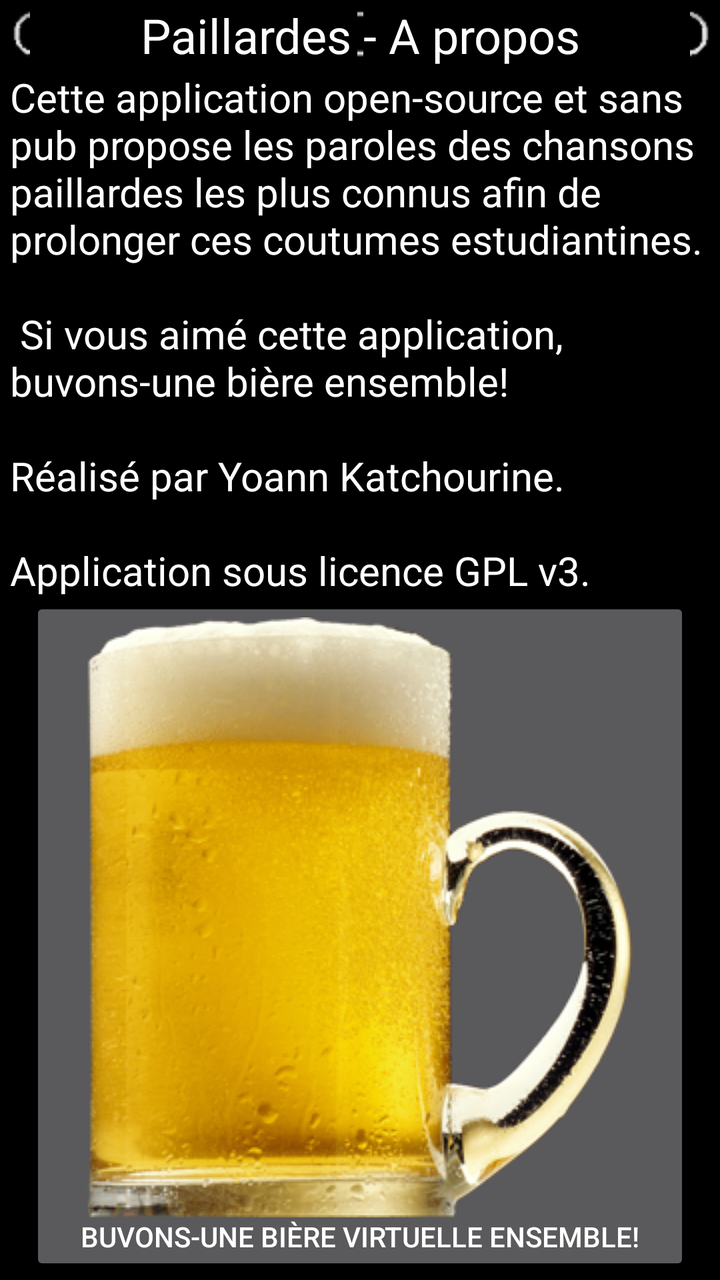
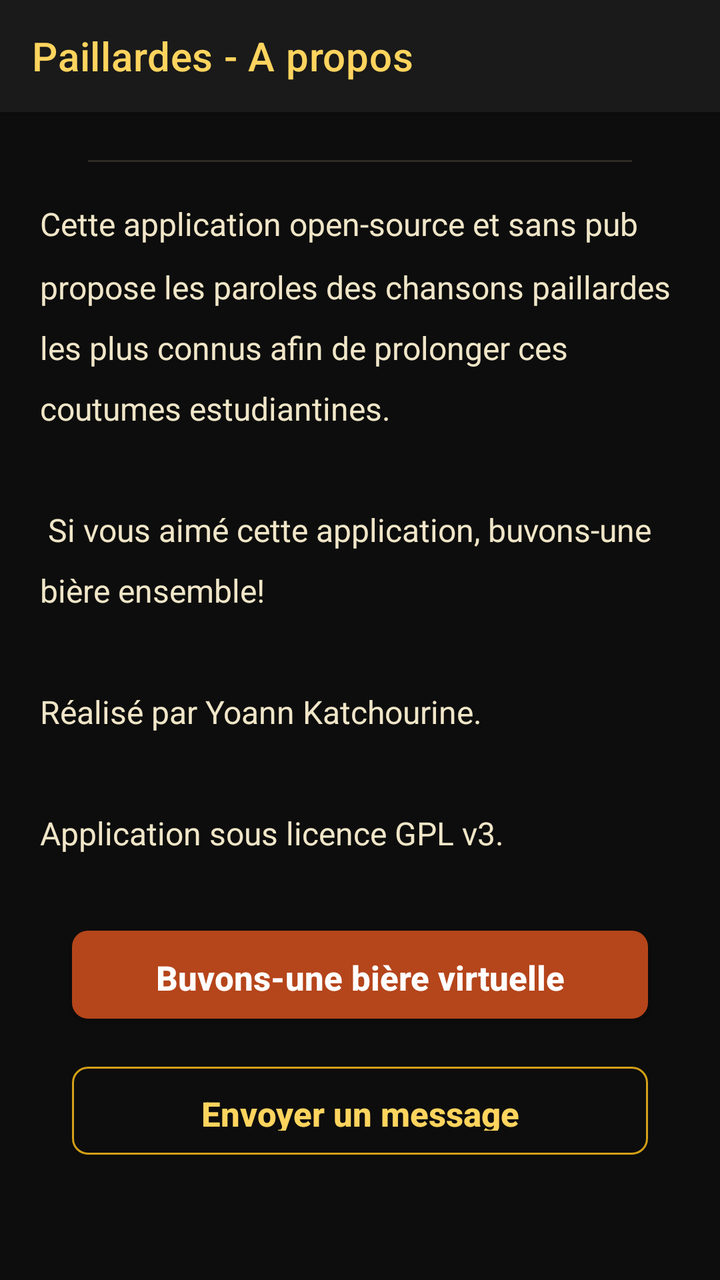

The first picture is an Android layout as it rendered before a commit; the second is the same layout after the commit. The layout source and the unified diff follow.
<!-- AndroidManifest.xml: application theme AppTheme -->
<!-- res/layout/about.xml -->
<?xml version="1.0" encoding="utf-8"?>
<ScrollView xmlns:android="http://schemas.android.com/apk/res/android"
    android:layout_width="match_parent"
    android:layout_height="match_parent"
    android:background="@color/black">

    <LinearLayout
        android:layout_width="match_parent"
        android:layout_height="wrap_content"
        android:orientation="vertical">

        <TextView
            android:layout_width="match_parent"
            android:layout_height="wrap_content"
            android:background="@drawable/title"
            android:gravity="center"
            android:text="@string/about_titre"
            android:textColor="@color/white"
            android:textSize="@dimen/about_titre" />

        <TextView
            android:layout_width="wrap_content"
            android:layout_height="wrap_content"
            android:layout_marginLeft="@dimen/texte_margin"
            android:layout_marginRight="@dimen/texte_margin"
            android:text="@string/about_texte"
            android:textColor="@color/white"
            android:textSize="@dimen/about_texte" />

        <Button
            android:id="@+id/btn_buybeer"
            android:layout_width="match_parent"
            android:layout_height="wrap_content"
            android:layout_marginLeft="@dimen/btn_margin_left"
            android:layout_marginRight="@dimen/btn_margin_right"
            android:drawableTop="@drawable/beer"
            android:text="@string/about_buy_beer" />

    </LinearLayout>
</ScrollView>
<!-- resources referenced by this layout -->
<resources>
  <color name="black">#000000</color>
  <color name="white">#FFFFFF</color>
  <dimen name="about_texte">20sp</dimen>
  <dimen name="about_titre">24sp</dimen>
  <dimen name="btn_margin_left">15sp</dimen>
  <dimen name="btn_margin_right">15sp</dimen>
  <dimen name="texte_margin">5sp</dimen>
  <!-- drawable beer: png bitmap (drawable, 142255 bytes) -->
  <!-- drawable title: png bitmap (drawable, 2064 bytes) -->
  <string name="about_buy_beer">Buvons-une bière virtuelle ensemble!</string>
  <string name="about_texte">Cette application open-source et sans pub propose les paroles des chansons paillardes les plus connus afin de prolonger ces coutumes estudiantines.\n\n Si vous aimé cette application, buvons-une bière ensemble! \n\nRéalisé par Yoann Katchourine.\n\nApplication sous licence GPL v3.</string>
  <string name="about_titre">Paillardes - A propos</string>
  <style name="AppTheme" parent="Theme.AppCompat.NoActionBar">
          <item name="colorPrimary">@color/black</item>
          <item name="colorPrimaryDark">@color/black</item>
          <item name="colorAccent">@color/white</item>
          <item name="android:windowBackground">@color/black</item>
      </style>
</resources>

<!-- the commit's change to res/layout/about.xml (unified diff, before → after) -->
@@ -1,40 +1,82 @@
 <?xml version="1.0" encoding="utf-8"?>
-<ScrollView xmlns:android="http://schemas.android.com/apk/res/android"
+<androidx.coordinatorlayout.widget.CoordinatorLayout
+    xmlns:android="http://schemas.android.com/apk/res/android"
+    xmlns:app="http://schemas.android.com/apk/res-auto"
     android:layout_width="match_parent"
     android:layout_height="match_parent"
-    android:background="@color/black">
+    android:background="@color/color_bg">
 
-    <LinearLayout
+    <com.google.android.material.appbar.AppBarLayout
         android:layout_width="match_parent"
         android:layout_height="wrap_content"
-        android:orientation="vertical">
+        android:background="@color/color_surface"
+        app:elevation="4dp">
 
-        <TextView
+        <androidx.appcompat.widget.Toolbar
+            android:id="@+id/toolbar_about"
+            android:layout_width="match_parent"
+            android:layout_height="?attr/actionBarSize"
+            style="@style/Widget.App.Toolbar"
+            app:title="@string/about_titre" />
+
+    </com.google.android.material.appbar.AppBarLayout>
+
+    <androidx.core.widget.NestedScrollView
+        android:layout_width="match_parent"
+        android:layout_height="match_parent"
+        android:background="@color/color_bg"
+        app:layout_behavior="@string/appbar_scrolling_view_behavior">
+
+        <LinearLayout
             android:layout_width="match_parent"
             android:layout_height="wrap_content"
-            android:background="@drawable/title"
-            android:gravity="center"
-            android:text="@string/about_titre"
-            android:textColor="@color/white"
-            android:textSize="@dimen/about_titre" />
+            android:orientation="vertical"
+            android:paddingStart="20dp"
+            android:paddingEnd="20dp"
+            android:paddingTop="24dp"
+            android:paddingBottom="32dp">
 
-        <TextView
-            android:layout_width="wrap_content"
-            android:layout_height="wrap_content"
-            android:layout_marginLeft="@dimen/texte_margin"
-            android:layout_marginRight="@dimen/texte_margin"
-            android:text="@string/about_texte"
-            android:textColor="@color/white"
-            android:textSize="@dimen/about_texte" />
+            
+            <View
+                android:layout_width="match_parent"
+                android:layout_height="1dp"
+                android:layout_marginStart="24dp"
+                android:layout_marginEnd="24dp"
+                android:layout_marginBottom="20dp"
+                android:background="@color/color_divider" />
 
-        <Button
-            android:id="@+id/btn_buybeer"
-            android:layout_width="match_parent"
-            android:layout_height="wrap_content"
-            android:layout_marginLeft="@dimen/btn_margin_left"
-            android:layout_marginRight="@dimen/btn_margin_right"
-            android:drawableTop="@drawable/beer"
-            android:text="@string/about_buy_beer" />
+            <TextView
+                android:layout_width="match_parent"
+                android:layout_height="wrap_content"
+                android:layout_marginBottom="32dp"
+                android:lineSpacingMultiplier="1.6"
+                android:text="@string/about_texte"
+                android:textColor="@color/color_text_primary"
+                android:textSize="@dimen/about_texte" />
 
-    </LinearLayout>
-</ScrollView>
+            <com.google.android.material.button.MaterialButton
+                android:id="@+id/btn_buybeer"
+                android:layout_width="match_parent"
+                android:layout_height="56dp"
+                android:layout_marginStart="16dp"
+                android:layout_marginEnd="16dp"
+                android:layout_marginBottom="12dp"
+                android:text="@string/about_buy_beer"
+                android:textSize="@dimen/menu_text"
+                style="@style/Widget.App.Button.Donation" />
+
+            <com.google.android.material.button.MaterialButton
+                android:id="@+id/btn_send_mail"
+                android:layout_width="match_parent"
+                android:layout_height="56dp"
+                android:layout_marginStart="16dp"
+                android:layout_marginEnd="16dp"
+                android:text="@string/btn_contact"
+                android:textSize="@dimen/menu_text"
+                style="@style/Widget.App.Button.Outlined" />
+
+        </LinearLayout>
+
+    </androidx.core.widget.NestedScrollView>
+
+</androidx.coordinatorlayout.widget.CoordinatorLayout>
<!-- resource entries referenced after the edit -->
@@ -1,22 +1,68 @@
 <!-- resources referenced by this layout -->
 <resources>
-  <color name="black">#000000</color>
+  <color name="color_bg">#0D0D0D</color>
+  <color name="color_divider">#2E2A24</color>
+  <color name="color_surface">#1A1A1A</color>
+  <color name="color_text_primary">#F0E6C8</color>
   <color name="white">#FFFFFF</color>
-  <dimen name="about_texte">20sp</dimen>
-  <dimen name="about_titre">24sp</dimen>
-  <dimen name="btn_margin_left">15sp</dimen>
-  <dimen name="btn_margin_right">15sp</dimen>
-  <dimen name="texte_margin">5sp</dimen>
-  <!-- drawable beer: png bitmap (drawable, 142255 bytes) -->
-  <!-- drawable title: png bitmap (drawable, 2064 bytes) -->
+  <color name="color_gold">#D4A017</color>
+  <color name="color_gold_text">#FFD45E</color>
+  <color name="color_gold_dark">#A67C00</color>
+  <color name="color_text_secondary">#998877</color>
+  <style name="Widget.App.Button" parent="Widget.MaterialComponents.Button">
+          <item name="backgroundTint">@color/color_gold</item>
+          <item name="android:textColor">@color/color_on_gold</item>
+          <item name="android:textStyle">bold</item>
+          <item name="cornerRadius">8dp</item>
+          <item name="android:textAllCaps">false</item>
+          <item name="android:letterSpacing">0</item>
+          <item name="android:paddingTop">12dp</item>
+          <item name="android:paddingBottom">12dp</item>
+      </style>
+  <color name="color_on_gold">#0D0D0D</color>
+  <dimen name="about_texte">16sp</dimen>
+  <dimen name="menu_text">17sp</dimen>
   <string name="about_buy_beer">Buvons-une bière virtuelle ensemble!</string>
   <string name="about_texte">Cette application open-source et sans pub propose les paroles des chansons paillardes les plus connus afin de prolonger ces coutumes estudiantines.\n\n Si vous aimé cette application, buvons-une bière ensemble! \n\nRéalisé par Yoann Katchourine.\n\nApplication sous licence GPL v3.</string>
   <string name="about_titre">Paillardes - A propos</string>
-  <style name="AppTheme" parent="Theme.AppCompat.NoActionBar">
-          <item name="colorPrimary">@color/black</item>
-          <item name="colorPrimaryDark">@color/black</item>
-          <item name="colorAccent">@color/white</item>
-          <item name="android:windowBackground">@color/black</item>
+  <string name="btn_contact">Envoyer un message</string>
+  <style name="Widget.App.Button.Donation" parent="Widget.MaterialComponents.Button">
+          <item name="backgroundTint">@color/color_donation</item>
+          <item name="android:textColor">@color/white</item>
+          <item name="android:textStyle">bold</item>
+          <item name="android:textAllCaps">false</item>
+          <item name="cornerRadius">8dp</item>
+          <item name="android:letterSpacing">0</item>
+          <item name="android:paddingTop">12dp</item>
+          <item name="android:paddingBottom">12dp</item>
       </style>
+  <style name="Widget.App.Button.Outlined" parent="Widget.MaterialComponents.Button.OutlinedButton">
+          <item name="strokeColor">@color/color_gold</item>
+          <item name="android:textColor">@color/color_gold_text</item>
+          <item name="android:textAllCaps">false</item>
+          <item name="cornerRadius">8dp</item>
+          <item name="android:letterSpacing">0</item>
+          <item name="android:paddingTop">12dp</item>
+          <item name="android:paddingBottom">12dp</item>
+      </style>
+  <style name="Widget.App.Toolbar" parent="Widget.MaterialComponents.Toolbar">
+          <item name="android:background">@color/color_surface</item>
+          <item name="titleTextColor">@color/color_gold_text</item>
+          <item name="navigationIconTint">@color/color_gold_text</item>
+      </style>
+  <style name="AppTheme" parent="Theme.MaterialComponents.NoActionBar">
+          <item name="colorPrimary">@color/color_gold</item>
+          <item name="colorPrimaryDark">@color/color_gold_dark</item>
+          <item name="colorAccent">@color/color_gold</item>
+          <item name="colorSurface">@color/color_surface</item>
+          <item name="colorOnSurface">@color/color_text_primary</item>
+          <item name="android:colorBackground">@color/color_bg</item>
+          <item name="android:windowBackground">@color/color_bg</item>
+          <item name="android:textColorPrimary">@color/color_text_primary</item>
+          <item name="android:textColorSecondary">@color/color_text_secondary</item>
+          <item name="materialButtonStyle">@style/Widget.App.Button</item>
+          <item name="toolbarStyle">@style/Widget.App.Toolbar</item>
+      </style>
+  <color name="color_donation">#B5451B</color>
 </resources>
 
